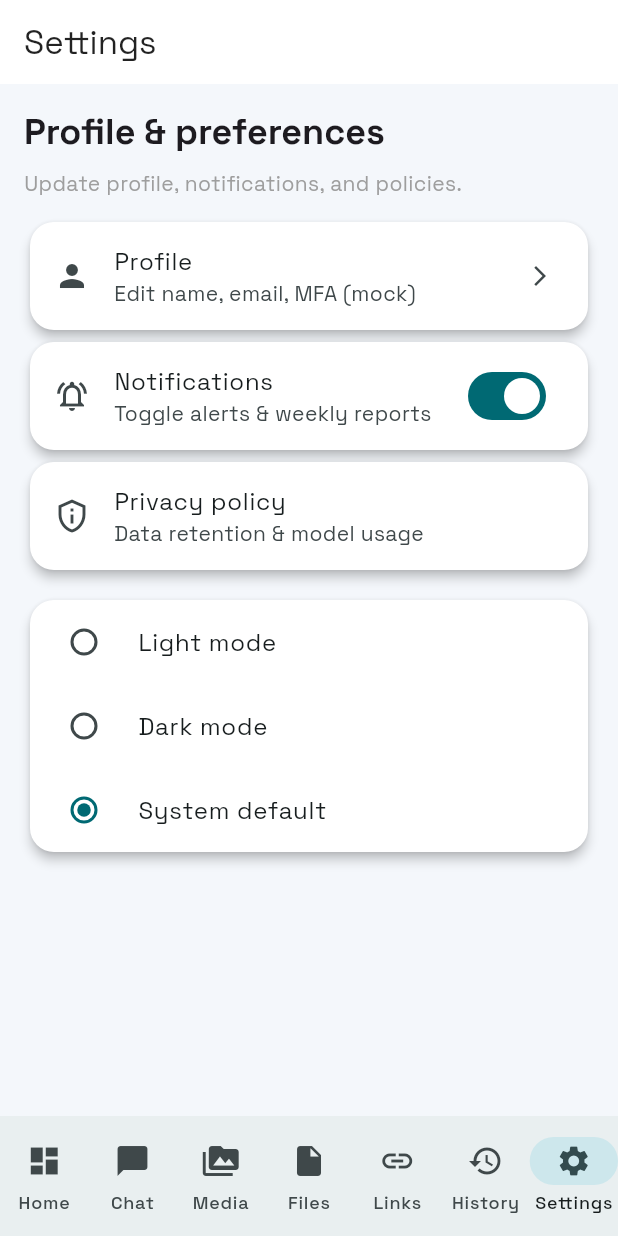
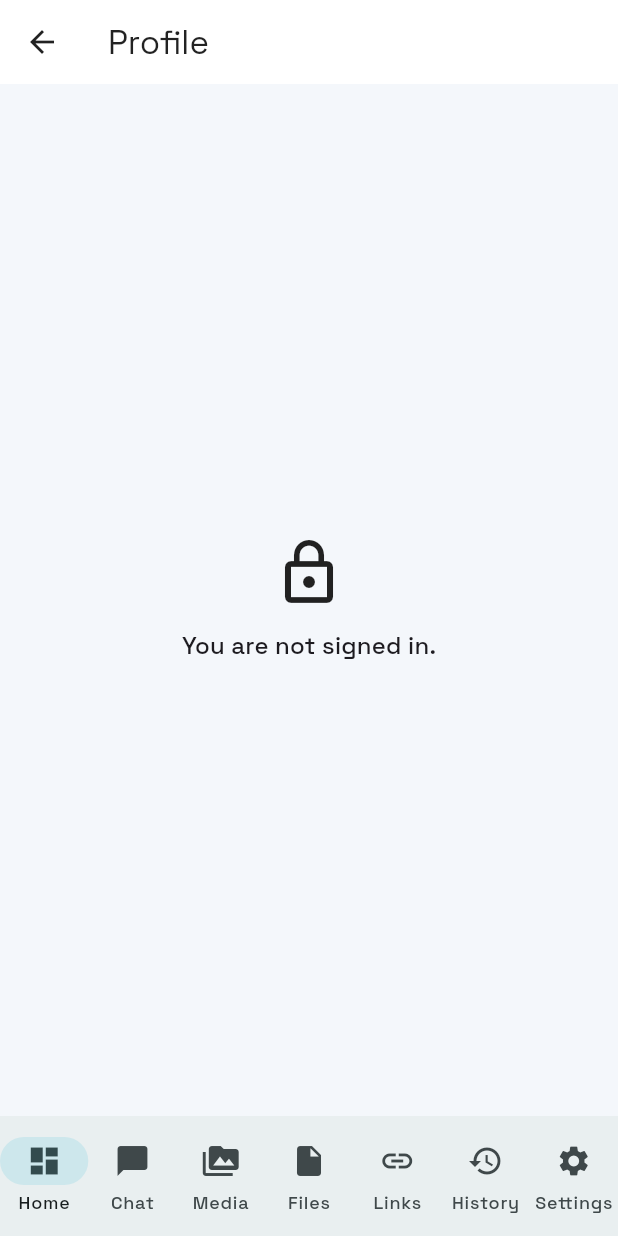
Before and after one commit to DewminSaneru/Multi-Modal-Threat-Detection-Assistant, a Flutter app: the SettingsScreen screen opened by its route, after a tap on "Profile", on a phone screen of 412 x 824 dp. Run offline on Flutter 3.47's test engine with Material 3 defaults, Android fonts, the phone set to English and light mode, and no system bars; our stand-ins replace file_picker, fl_chart, flutter_riverpod, go_router, google_fonts; missing offline and left inert: auth0_flutter.

Commit message:
Implement the user profile

```diff
--- a/lib/routes/app_router.dart
+++ b/lib/routes/app_router.dart
@@ -13,6 +13,7 @@ import '../screens/home/home_screen.dart';
 import '../screens/links/links_scanner_screen.dart';
 import '../screens/media/media_scanner_screen.dart';
 import '../screens/settings/settings_screen.dart';
+import '../screens/profile/profile_screen.dart';
 
 final appRouterProvider = Provider<GoRouter>((ref) {
   final auth = ref.watch(authProvider);
@@ -65,6 +66,10 @@ final appRouterProvider = Provider<GoRouter>((ref) {
           GoRoute(
             path: '/settings',
             builder: (context, state) => const SettingsScreen(),
+          ),
+          GoRoute(
+            path: '/profile',
+            builder: (context, state) => const ProfileScreen(),
           ),
         ],
       ),
--- /dev/null
+++ b/lib/screens/profile/profile_screen.dart
@@ -0,0 +1,159 @@
+import 'package:flutter/material.dart';
+import 'package:flutter_riverpod/flutter_riverpod.dart';
+
+import '../../providers/auth_provider.dart';
+import '../../widgets/section_header.dart';
+
+class ProfileScreen extends ConsumerWidget {
+  const ProfileScreen({super.key});
+
+  @override
+  Widget build(BuildContext context, WidgetRef ref) {
+    final auth = ref.watch(authProvider);
+
+    return Scaffold(
+      appBar: AppBar(title: const Text('Profile')),
+      body: SafeArea(
+        child: Padding(
+          padding: const EdgeInsets.all(16),
+          child: auth.isAuthenticated
+              ? ListView(
+                  children: [
+                    const SectionHeader(
+                      title: 'Account',
+                      subtitle:
+                          'Review the details associated with your secure account.',
+                    ),
+                    const SizedBox(height: 16),
+                    Card(
+                      child: Padding(
+                        padding: const EdgeInsets.all(16),
+                        child: Row(
+                          children: [
+                            CircleAvatar(
+                              radius: 28,
+                              child: Text(
+                                (auth.name?.isNotEmpty == true
+                                        ? auth.name!.substring(0, 1)
+                                        : (auth.email?.substring(0, 1) ?? '?'))
+                                    .toUpperCase(),
+                                style: const TextStyle(
+                                  fontSize: 24,
+                                  fontWeight: FontWeight.bold,
+                                ),
+                              ),
+                            ),
+                            const SizedBox(width: 16),
+                            Expanded(
+                              child: Column(
+                                crossAxisAlignment: CrossAxisAlignment.start,
+                                children: [
+                                  Text(
+                                    auth.name ?? 'No name set',
+                                    style: Theme.of(context)
+                                        .textTheme
+                                        .titleMedium
+                                        ?.copyWith(fontWeight: FontWeight.bold),
+                                  ),
+                                  const SizedBox(height: 4),
+                                  Text(
+                                    auth.email ?? '',
+                                    style: Theme.of(context)
+                                        .textTheme
+                                        .bodyMedium
+                                        ?.copyWith(color: Colors.grey[700]),
+                                  ),
+                                ],
+                              ),
+                            ),
+                          ],
+                        ),
+                      ),
+                    ),
+                    const SizedBox(height: 16),
+                    Card(
+                      child: Padding(
+                        padding: const EdgeInsets.all(16),
+                        child: Column(
+                          crossAxisAlignment: CrossAxisAlignment.start,
+                          children: [
+                            Text(
+                              'Profile details',
+                              style: Theme.of(context)
+                                  .textTheme
+                                  .titleSmall
+                                  ?.copyWith(fontWeight: FontWeight.w600),
+                            ),
+                            const SizedBox(height: 12),
+                            _DetailRow(
+                              label: 'User ID',
+                              value: auth.userId ?? 'Not available',
+                            ),
+                            _DetailRow(
+                              label: 'Email',
+                              value: auth.email ?? 'Not available',
+                            ),
+                            _DetailRow(
+                              label: 'Parent email',
+                              value: auth.parentEmail ?? 'Not provided',
+                            ),
+                          ],
+                        ),
+                      ),
+                    ),
+                  ],
+                )
+              : Center(
+                  child: Column(
+                    mainAxisAlignment: MainAxisAlignment.center,
+                    children: [
+                      const Icon(Icons.lock_outline, size: 48),
+                      const SizedBox(height: 12),
+                      Text(
+                        'You are not signed in.',
+                        style: Theme.of(context).textTheme.titleMedium,
+                      ),
+                    ],
+                  ),
+                ),
+        ),
+      ),
+    );
+  }
+}
+
+class _DetailRow extends StatelessWidget {
+  const _DetailRow({required this.label, required this.value});
+
+  final String label;
+  final String value;
+
+  @override
+  Widget build(BuildContext context) {
+    return Padding(
+      padding: const EdgeInsets.symmetric(vertical: 6),
+      child: Row(
+        crossAxisAlignment: CrossAxisAlignment.start,
+        children: [
+          SizedBox(
+            width: 110,
+            child: Text(
+              label,
+              style: Theme.of(context)
+                  .textTheme
+                  .bodyMedium
+                  ?.copyWith(fontWeight: FontWeight.w600),
+            ),
+          ),
+          const SizedBox(width: 8),
+          Expanded(
+            child: Text(
+              value,
+              style: Theme.of(context).textTheme.bodyMedium,
+            ),
+          ),
+        ],
+      ),
+    );
+  }
+}
--- a/lib/screens/settings/settings_screen.dart
+++ b/lib/screens/settings/settings_screen.dart
@@ -1,5 +1,6 @@
 import 'package:flutter/material.dart';
 import 'package:flutter_riverpod/flutter_riverpod.dart';
+import 'package:go_router/go_router.dart';
 
 import '../../providers/theme_provider.dart';
 import '../../widgets/section_header.dart';
@@ -29,7 +30,7 @@ class SettingsScreen extends ConsumerWidget {
                   title: const Text('Profile'),
                   subtitle: const Text('Edit name, email, MFA (mock)'),
                   trailing: const Icon(Icons.arrow_forward_ios, size: 16),
-                  onTap: () {},
+                  onTap: () => context.push('/profile'),
                 ),
               ),
               Card(
```
Also changed, not shown: lib/providers/auth_provider.dart (+64 -97 lines), lib/screens/auth/signup_screen.dart (+35 -17 lines), lib/services/api_service.dart (+77 -81 lines).
